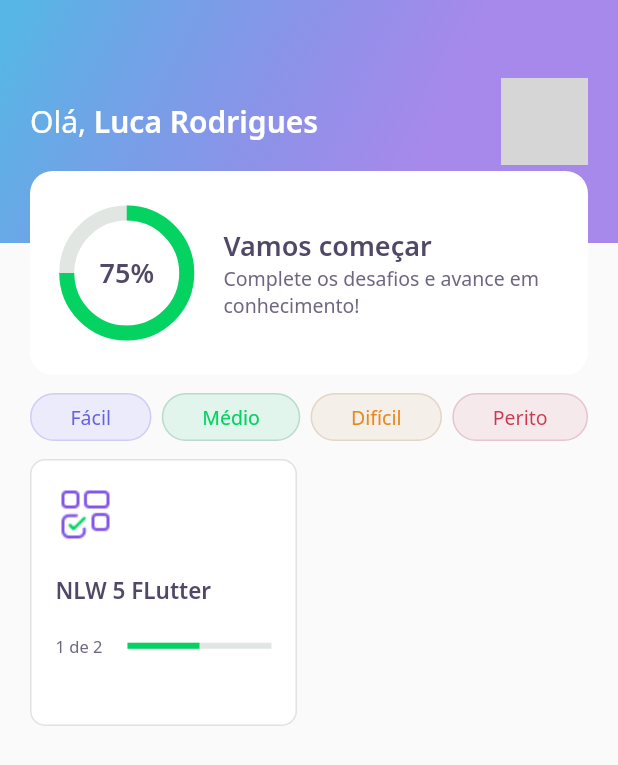
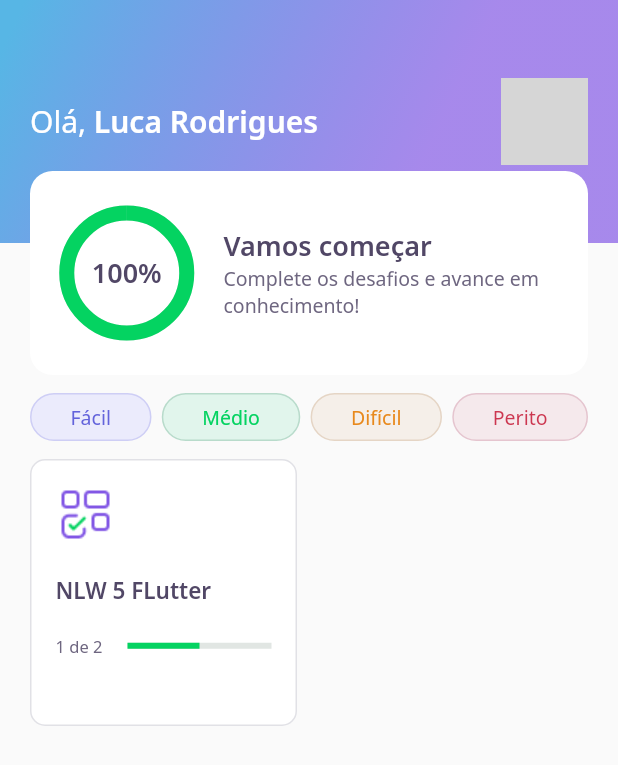
Before and after one commit to lucarod/nlw05-flutter-devquiz, a Flutter app: the screen it shows after launch, on a phone screen of 412 x 824 dp. Shown: the top 765 px of the screen. Run offline on Flutter 3.47's test engine with Material 2 defaults, Android fonts, the phone set to English and light mode, and no system bars; our stand-ins replace google_fonts, share_plus; accounts and stored records are empty; network calls fail; grey boxes are pictures that could not be loaded.

Commit message:
lesson_5

```diff
--- a/assets/database/user.json
+++ b/assets/database/user.json
@@ -1,5 +1,5 @@
 {
     "name": "Luca Rodrigues",
-    "score": 75,
+    "score": 100,
     "photoUrl": "https://avatars.githubusercontent.com/u/62949956?s=400&u=12cf294922a56329d39a57e898c01142a825347b&v=4"
 }
--- a/lib/challenge/challenge_controller.dart
+++ b/lib/challenge/challenge_controller.dart
@@ -6,4 +6,6 @@ class ChallengeController {
   final currentPageNotifier = ValueNotifier<int>(1);
   int get currentPage => currentPageNotifier.value;
   set currentPage(int value) => currentPageNotifier.value = value;
+
+  int totalRightAnswers = 0;
 }
--- a/lib/challenge/widgets/answer/answer_widget.dart
+++ b/lib/challenge/widgets/answer/answer_widget.dart
@@ -7,7 +7,7 @@ import 'package:dev_quiz/shared/models/answer_model.dart';
 class AnswerWidget extends StatelessWidget {
   final AnswerModel answer;
   final bool isSelected;
-  final VoidCallback onTap;
+  final ValueChanged<bool> onTap;
   final bool disabled;
 
   const AnswerWidget({
@@ -42,7 +42,9 @@ class AnswerWidget extends StatelessWidget {
       child: IgnorePointer(
         ignoring: disabled,
         child: GestureDetector(
-          onTap: onTap,
+          onTap: () {
+            onTap(answer.isRight);
+          },
           child: Container(
             padding: EdgeInsets.all(16),
             decoration: BoxDecoration(
--- a/lib/core/app_text_styles.dart
+++ b/lib/core/app_text_styles.dart
@@ -22,6 +22,12 @@ class AppTextStyles {
     fontWeight: FontWeight.w600,
   );
 
+  static final TextStyle heading30 = GoogleFonts.notoSans(
+    color: AppColors.black,
+    fontSize: 30,
+    fontWeight: FontWeight.w600,
+  );
+
   static final TextStyle heading40 = GoogleFonts.notoSans(
     color: AppColors.black,
     fontSize: 40,
@@ -40,9 +46,21 @@ class AppTextStyles {
     fontWeight: FontWeight.normal,
   );
 
+  static final TextStyle body15 = GoogleFonts.notoSans(
+    color: AppColors.grey,
+    fontSize: 15,
+    fontWeight: FontWeight.normal,
+  );
+
   static final TextStyle bodyBold = GoogleFonts.notoSans(
     color: AppColors.grey,
     fontSize: 13,
+    fontWeight: FontWeight.bold,
+  );
+
+  static final TextStyle bodyBold15 = GoogleFonts.notoSans(
+    color: AppColors.grey,
+    fontSize: 15,
     fontWeight: FontWeight.bold,
   );
 
--- a/lib/core/app_widget.dart
+++ b/lib/core/app_widget.dart
@@ -1,4 +1,4 @@
-import 'package:dev_quiz/home/home_page.dart';
+import 'package:dev_quiz/splash/splash_page.dart';
 import 'package:flutter/material.dart';
 
 class AppWidget extends StatelessWidget {
@@ -6,7 +6,7 @@ class AppWidget extends StatelessWidget {
   Widget build(BuildContext context) {
     return MaterialApp(
       title: "DevQuiz",
-      home: HomePage(),
+      home: SplashPage(),
     );
   }
 }
--- a/lib/home/home_page.dart
+++ b/lib/home/home_page.dart
@@ -63,6 +63,7 @@ class _HomePageState extends State<HomePage> {
                               MaterialPageRoute(
                                 builder: (context) => ChallengePage(
                                   questions: e.questions,
+                                  title: e.title,
                                 ),
                               ),
                             );
--- a/lib/home/widgets/app_bar/app_bar_widget.dart
+++ b/lib/home/widgets/app_bar/app_bar_widget.dart
@@ -46,7 +46,11 @@ class AppBarWidget extends PreferredSize {
                     ],
                   ),
                 ),
-                Align(alignment: Alignment(0.0, 1.0), child: ScoreCardWidget())
+                Align(
+                    alignment: Alignment(0.0, 1.0),
+                    child: ScoreCardWidget(
+                      percent: user.score / 100,
+                    ))
               ],
             ),
           ),
--- a/lib/home/widgets/chart/chart_widget.dart
+++ b/lib/home/widgets/chart/chart_widget.dart
@@ -1,14 +1,45 @@
+import 'package:flutter/material.dart';
+
 import 'package:dev_quiz/core/app_colors.dart';
 import 'package:dev_quiz/core/app_text_styles.dart';
-import 'package:flutter/material.dart';
 
-class ChartWidget extends StatelessWidget {
+class ChartWidget extends StatefulWidget {
+  final double percent;
+  const ChartWidget({
+    Key? key,
+    required this.percent,
+  }) : super(key: key);
+  @override
+  _ChartWidgetState createState() => _ChartWidgetState();
+}
+
+class _ChartWidgetState extends State<ChartWidget>
+    with SingleTickerProviderStateMixin {
+  late AnimationController _controller;
+  late Animation<double> _animation;
+
+  void _initAnimation() {
+    _controller = AnimationController(
+        vsync: this, duration: Duration(milliseconds: 1500));
+    _animation =
+        Tween<double>(begin: 0.0, end: widget.percent).animate(_controller);
+    _controller.forward();
+  }
+
+  @override
+  void initState() {
+    _initAnimation();
+    super.initState();
+  }
+
   @override
   Widget build(BuildContext context) {
     return Container(
         height: 80,
         width: 80,
-      child: Stack(
+        child: AnimatedBuilder(
+          animation: _animation,
+          builder: (context, _) => Stack(
             children: [
               Center(
                 child: Container(
@@ -16,16 +47,18 @@ class ChartWidget extends StatelessWidget {
                   width: 80,
                   child: CircularProgressIndicator(
                     strokeWidth: 10,
-                value: 0.75,
+                    value: _animation.value,
                     backgroundColor: AppColors.chartSecondary,
                     valueColor:
                         AlwaysStoppedAnimation<Color>(AppColors.chartPrimary),
                   ),
                 ),
               ),
-          Center(child: Text("75%", style: AppTextStyles.heading))
+              Center(
+                  child: Text("${(_animation.value * 100).toInt()}%",
+                      style: AppTextStyles.heading))
             ],
           ),
-    );
+        ));
   }
 }
--- a/lib/home/widgets/score_cards/score_card_widget.dart
+++ b/lib/home/widgets/score_cards/score_card_widget.dart
@@ -1,9 +1,15 @@
+import 'package:flutter/material.dart';
+
 import 'package:dev_quiz/core/app_colors.dart';
 import 'package:dev_quiz/core/app_text_styles.dart';
 import 'package:dev_quiz/home/widgets/chart/chart_widget.dart';
-import 'package:flutter/material.dart';
 
 class ScoreCardWidget extends StatelessWidget {
+  final double percent;
+  const ScoreCardWidget({
+    Key? key,
+    required this.percent,
+  }) : super(key: key);
   @override
   Widget build(BuildContext context) {
     return Padding(
@@ -17,7 +23,11 @@ class ScoreCardWidget extends StatelessWidget {
           child: Row(
             crossAxisAlignment: CrossAxisAlignment.center,
             children: [
-              Expanded(flex: 1, child: ChartWidget()),
+              Expanded(
+                  flex: 1,
+                  child: ChartWidget(
+                    percent: percent,
+                  )),
               Expanded(
                 flex: 3,
                 child: Padding(
--- a/pubspec.yaml
+++ b/pubspec.yaml
@@ -10,6 +10,7 @@ dependencies:
     sdk: flutter
   cupertino_icons: ^1.0.2
   google_fonts: ^2.0.0
+  share_plus: ^2.0.1
 
 dev_dependencies:
   flutter_test:
```
Also changed, not shown: lib/challenge/challenge_page.dart (+24 -3 lines), lib/challenge/widgets/next_button/next_button_widget.dart (+9 -0 lines), lib/challenge/widgets/quiz/quiz_widget.dart (+4 -6 lines), lib/result/result_page.dart (added, +87 -0 lines), lib/splash/splash_page.dart (+8 -0 lines), assets/images/trophy.png, pubspec.lock. Lines whose indentation alone changed are shown as unchanged.
